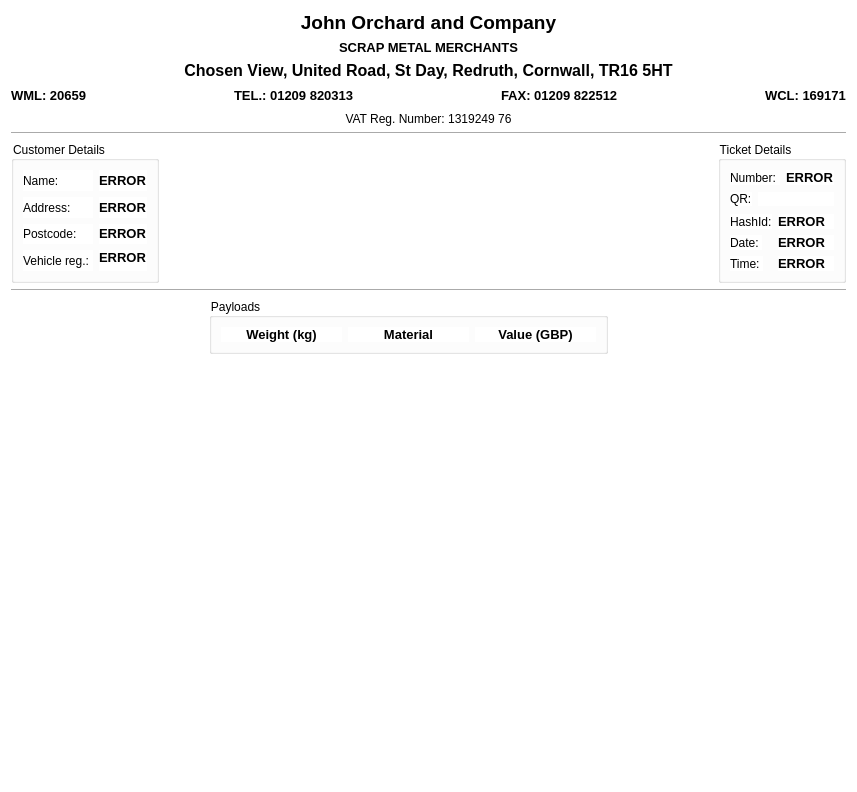
Old version of the form main_program/gui_interface_designs/ticket_review_dialog_design.ui in the repository yimenhfeifei/josm-invoice.
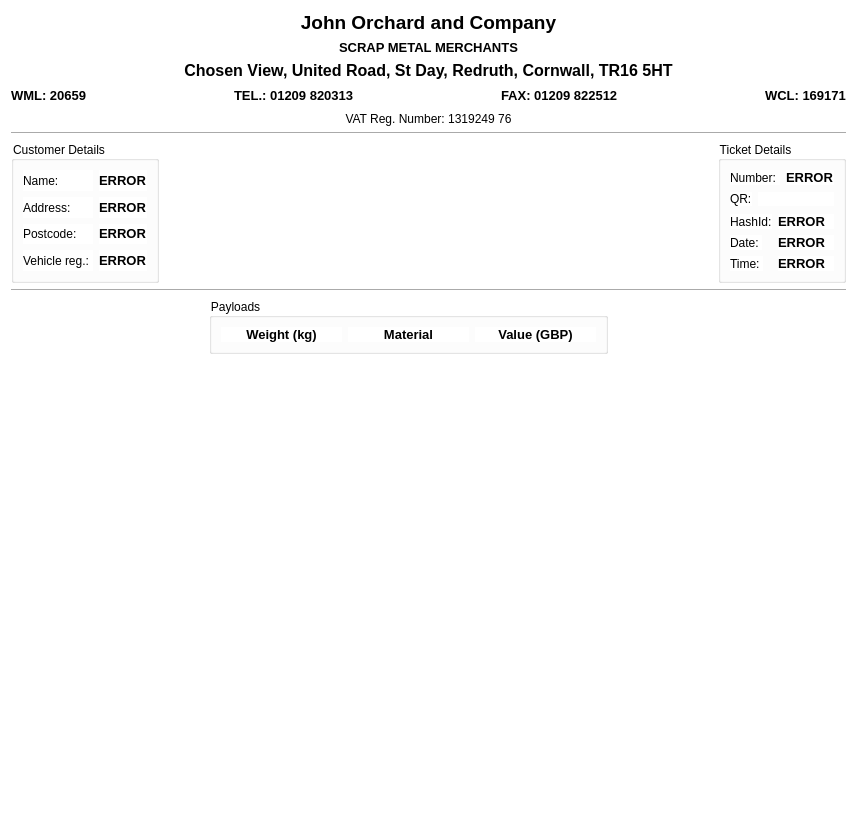
New version of the form. Icons and pictures are not drawn.

What changed in the file:
```diff
--- a/main_program/gui_interface_designs/ticket_review_dialog_design.ui
+++ b/main_program/gui_interface_designs/ticket_review_dialog_design.ui
@@ -7,7 +7,7 @@
     <x>0</x>
     <y>0</y>
     <width>857</width>
-    <height>792</height>
+    <height>828</height>
    </rect>
   </property>
   <property name="sizePolicy">
@@ -282,7 +282,7 @@
 &lt;p style=&quot; margin-top:0px; margin-bottom:0px; margin-left:0px; margin-right:0px; -qt-block-indent:0; text-indent:0px;&quot;&gt;&lt;span style=&quot; font-size:10pt; font-weight:600;&quot;&gt;ERROR&lt;/span&gt;&lt;/p&gt;&lt;/body&gt;&lt;/html&gt;</string>
             </property>
             <property name="alignment">
-             <set>Qt::AlignLeading|Qt::AlignLeft|Qt::AlignTop</set>
+             <set>Qt::AlignLeading|Qt::AlignLeft|Qt::AlignVCenter</set>
             </property>
            </widget>
           </item>
```
